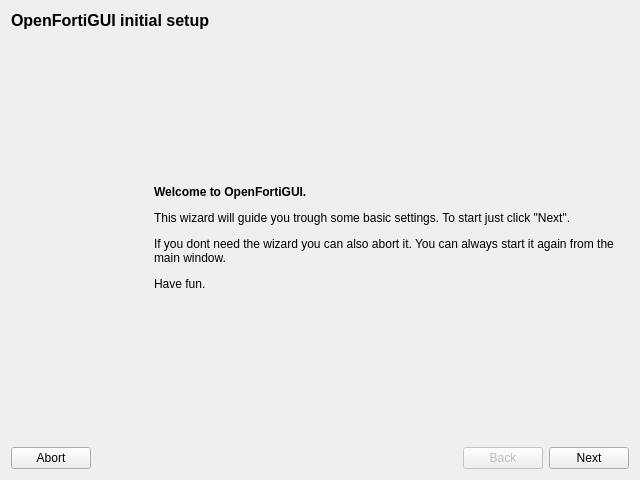
Qt form openfortigui/setupwizard.ui (theinvisible/openfortigui) before a commit.
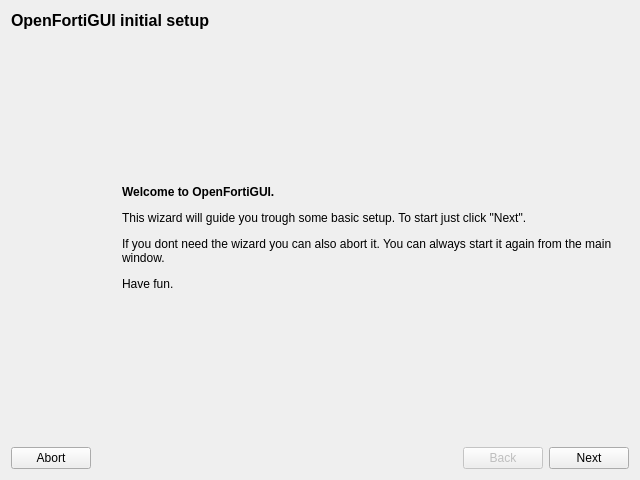
The same form after that commit. Icons and pictures are not drawn.

Commit message: Dev for setup wizard

Patch:
```diff
--- a/openfortigui/setupwizard.ui
+++ b/openfortigui/setupwizard.ui
@@ -32,8 +32,8 @@
         <widget class="QLabel" name="label_4">
          <property name="maximumSize">
           <size>
-           <width>128</width>
-           <height>128</height>
+           <width>96</width>
+           <height>96</height>
           </size>
          </property>
          <property name="text">
@@ -50,7 +50,7 @@
        <item row="0" column="1">
         <widget class="QLabel" name="label_5">
          <property name="text">
-          <string>&lt;html&gt;&lt;head/&gt;&lt;body&gt;&lt;p&gt;&lt;span style=&quot; font-weight:600;&quot;&gt;Welcome to OpenFortiGUI.&lt;/span&gt;&lt;/p&gt;&lt;p&gt;This wizard will guide you trough some basic settings. To start just click &amp;quot;Next&amp;quot;.&lt;/p&gt;&lt;p&gt;If you dont need the wizard you can also abort it. You can always start it again from the main window.&lt;/p&gt;&lt;p&gt;Have fun.&lt;/p&gt;&lt;/body&gt;&lt;/html&gt;</string>
+          <string>&lt;html&gt;&lt;head/&gt;&lt;body&gt;&lt;p&gt;&lt;span style=&quot; font-weight:600;&quot;&gt;Welcome to OpenFortiGUI.&lt;/span&gt;&lt;/p&gt;&lt;p&gt;This wizard will guide you trough some basic setup. To start just click &amp;quot;Next&amp;quot;.&lt;/p&gt;&lt;p&gt;If you dont need the wizard you can also abort it. You can always start it again from the main window.&lt;/p&gt;&lt;p&gt;Have fun.&lt;/p&gt;&lt;/body&gt;&lt;/html&gt;</string>
          </property>
          <property name="wordWrap">
           <bool>true</bool>
```
Left out of the diff: 6 changed lines with no effect on the pictures. The commit also changes 4 other files.
